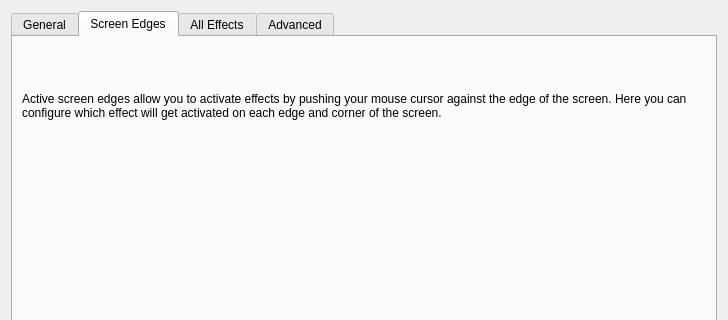
This is kcmkwin/kwincompositing/main.ui in KDE/kwin as Qt 5 draws it before an edit; both pictures show x 0 to 728 and y 0 to 320 of the 728 by 554 pixel window. The edited form follows.
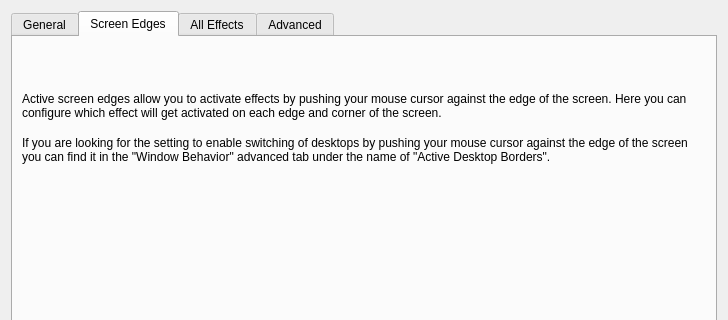
This is the edited form. The open tabs and pages were chosen to show the change. Custom widgets are drawn as their Qt base class.

Commit message: Added message to help users find the advanced desktop borders setting. Allow all large labels to word wrap, fixes resizing minimum size.

Patch:
```diff
--- a/kcmkwin/kwincompositing/main.ui
+++ b/kcmkwin/kwincompositing/main.ui
@@ -247,7 +247,7 @@
        <string>Screen Edges</string>
       </attribute>
       <layout class="QGridLayout" name="gridLayout_2" >
-       <item row="5" column="0" >
+       <item row="7" column="0" >
         <spacer name="verticalSpacer_3" >
          <property name="orientation" >
           <enum>Qt::Vertical</enum>
@@ -309,6 +309,32 @@
          </property>
         </spacer>
        </item>
+       <item row="6" column="0" >
+        <widget class="QLabel" name="label_11" >
+         <property name="text" >
+          <string>If you are looking for the setting to enable switching of desktops by pushing your mouse cursor against the edge of the screen you can find it in the "Window Behavior" advanced tab under the name of "Active Desktop Borders".</string>
+         </property>
+         <property name="wordWrap" >
+          <bool>true</bool>
+         </property>
+        </widget>
+       </item>
+       <item row="5" column="0" >
+        <spacer name="verticalSpacer_7" >
+         <property name="orientation" >
+          <enum>Qt::Vertical</enum>
+         </property>
+         <property name="sizeType" >
+          <enum>QSizePolicy::Fixed</enum>
+         </property>
+         <property name="sizeHint" stdset="0" >
+          <size>
+           <width>20</width>
+           <height>10</height>
+          </size>
+         </property>
+        </spacer>
+       </item>
       </layout>
      </widget>
      <widget class="QWidget" name="tab_2" >
```
Left out of the diff: 6 changed lines with no effect on the pictures.
